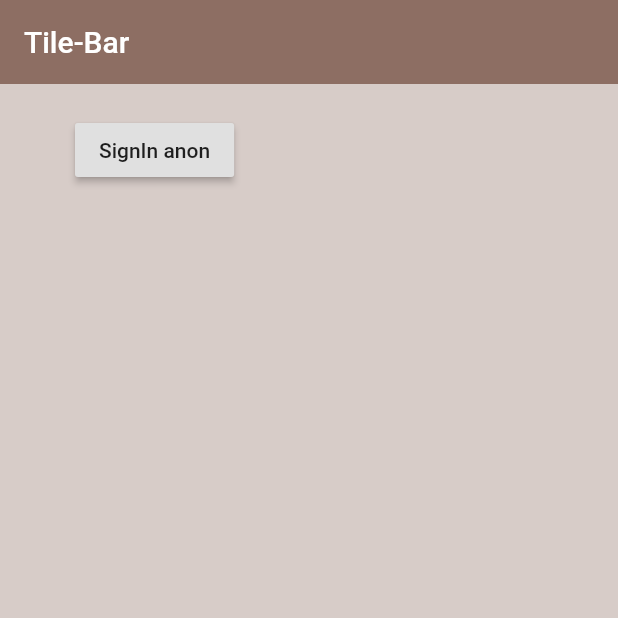
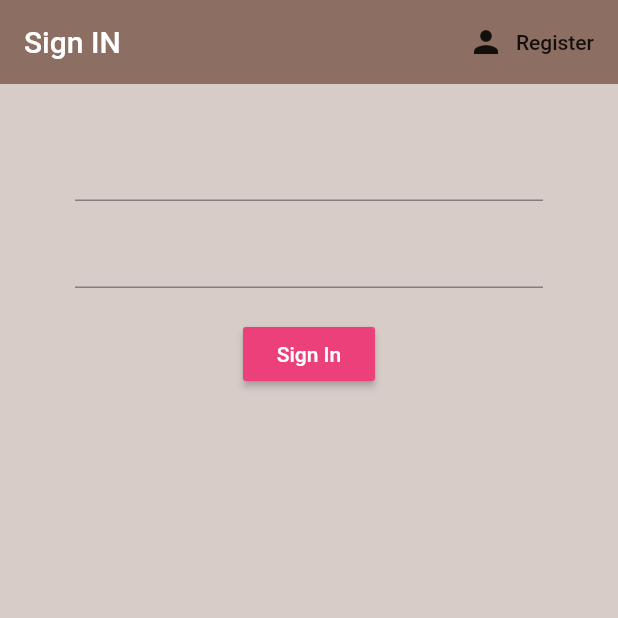
Before and after one commit to singh-yashwant/reconnect, a Flutter app: the screen it shows after launch, on a phone screen of 412 x 824 dp, the top half of it. Run offline on Flutter 3.47's test engine with Material 2 defaults, Android fonts, the phone set to English and light mode, and no system bars; our stand-ins replace firebase_auth; accounts and stored records are empty.

Commit message:
functionality for email password registeration added

```diff
--- a/lib/screens/authenticate/authenticate.dart
+++ b/lib/screens/authenticate/authenticate.dart
@@ -1,4 +1,5 @@
 import 'package:flutter/material.dart';
+import 'package:reconnect/screens/authenticate/register.dart';
 import 'package:reconnect/screens/authenticate/sign_in.dart';
 
 class Authenticate extends StatefulWidget {
@@ -7,10 +8,14 @@ class Authenticate extends StatefulWidget {
 }
 
 class _AuthenticateState extends State<Authenticate> {
-  @override
-  Widget build(BuildContext context) {
-    return Container(
-			child: SignIn(),
-		);
-  }
+
+	bool showSignIn = true;
+	void toggleView(){
+		setState(() => showSignIn = !showSignIn);
+	}
+
+	@override
+	Widget build(BuildContext context) {
+		return showSignIn ? SignIn(toggleView: toggleView,) : Register(toggleView: toggleView,);
+	}
 }
--- a/lib/screens/authenticate/sign_in.dart
+++ b/lib/screens/authenticate/sign_in.dart
@@ -1,7 +1,12 @@
 import 'package:flutter/material.dart';
+import 'package:reconnect/screens/authenticate/register.dart';
 import 'package:reconnect/services/auth.dart';
 
 class SignIn extends StatefulWidget {
+
+  final Function toggleView;
+  SignIn({this.toggleView});
+
   @override
   _SignInState createState() => _SignInState();
 }
@@ -10,6 +15,10 @@ class _SignInState extends State<SignIn> {
 
   final AuthService _auth = AuthService();
 
+  // text field state
+  String email = "";
+  String password = "";
+
   @override
   Widget build(BuildContext context) {
     return Scaffold(
@@ -17,22 +26,37 @@ class _SignInState extends State<SignIn> {
       appBar: AppBar(
         backgroundColor: Colors.brown[400],
         elevation: 0.0,
-        title: Text("Tile-Bar"),
+        title: Text("Sign IN"),
+        actions: <Widget>[
+          FlatButton.icon(
+              onPressed: () {widget.toggleView();},
+              icon: Icon(Icons.person),
+              label: Text("Register"))
+        ],
       ),
       body: Container(
         padding: EdgeInsets.symmetric(horizontal: 50, vertical: 20),
-        child: RaisedButton(
-          child: Text("SignIn anon"),
-          onPressed: () async {
-            dynamic result = await _auth.signInAnon();
-            if (result == null) {
-              print("error sign in ");
-            }
-            else {
-              print("sign in successful");
-              print(result.uid);
-            }
-          },
+        child: Form(
+          child: Column(
+            children: <Widget>[
+              SizedBox(height: 10,),
+              TextFormField(onChanged: (val) {setState(() => email = val);},),
+              SizedBox(height: 10,),
+              TextFormField(obscureText:true, onChanged: (val) {setState(() => password = val);},),
+              SizedBox(height: 20,),
+              RaisedButton(
+                color: Colors.pink[400],
+                child: Text(
+                  "Sign In",
+                  style: TextStyle(color: Colors.white),
+                ),
+                onPressed: () async {
+                  print(email);
+                  print(password);
+                },
+              ),
+            ],
+          ),
         ),
       ),
     );
```
Also changed, not shown: lib/screens/authenticate/register.dart (added, +82 -0 lines), lib/services/auth.dart (+11 -1 lines).
